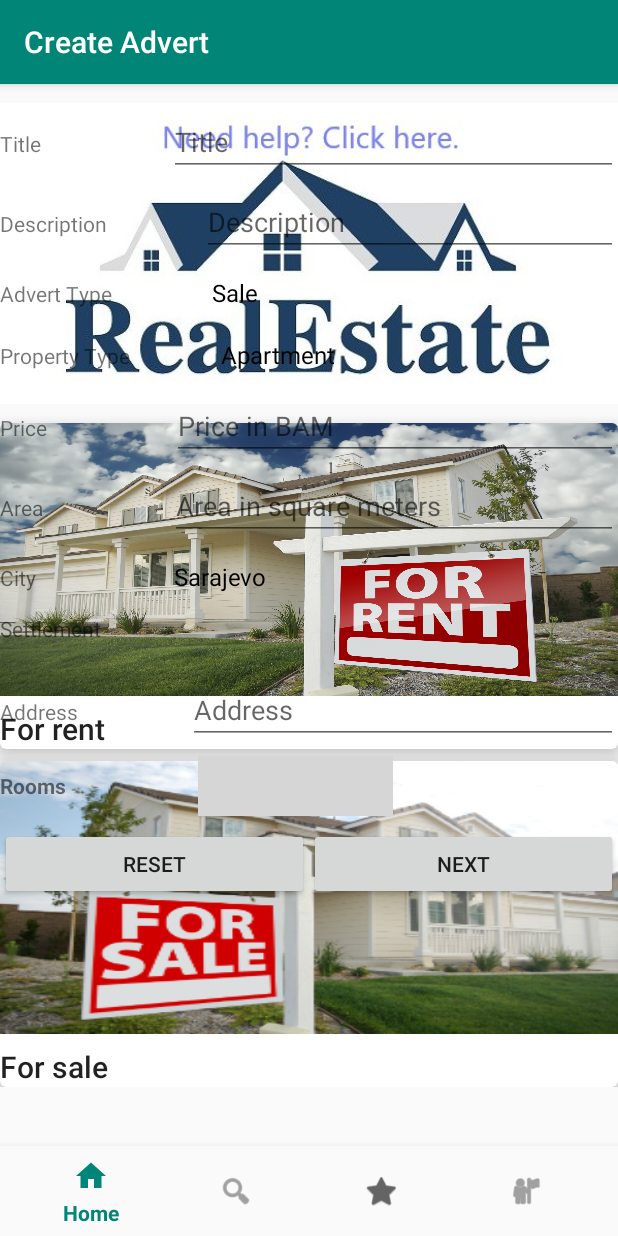
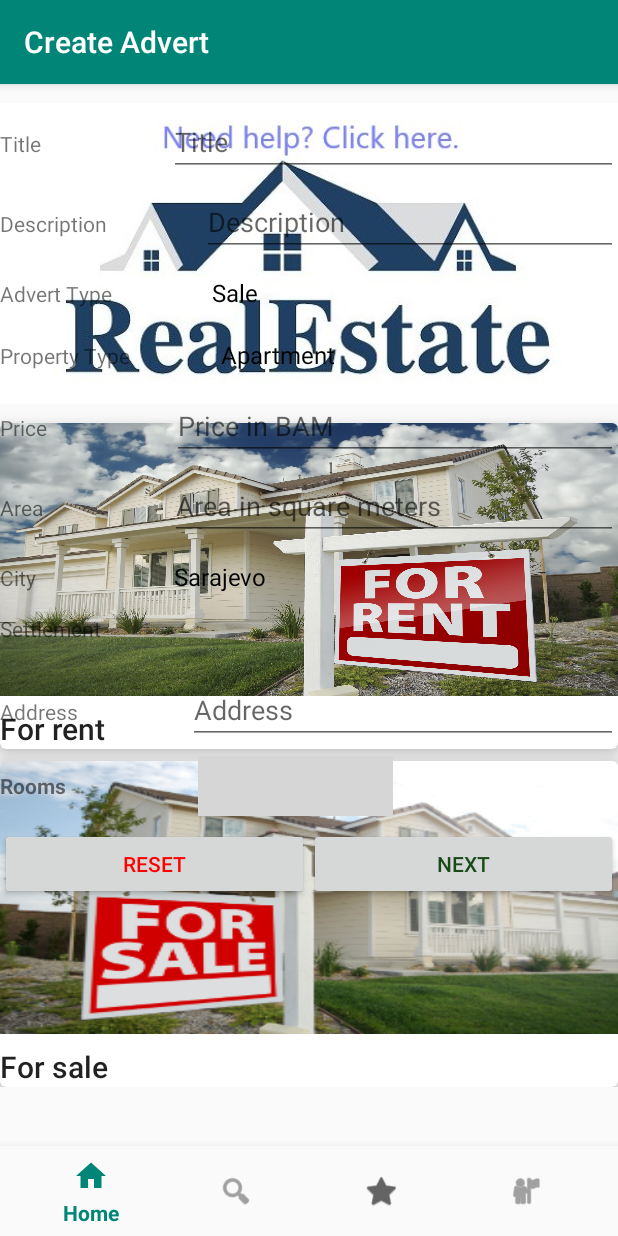
Before and after one commit to vildanap/real_estate, an Android app: the fragment AdvertCreateFragment placed in its activity, on a phone screen of 412 x 824 dp. Run offline under Robolectric (Android 15) with nearby library versions, the phone set to English and light mode, and no system bars; libraries missing offline, so code that uses them is left out: com.travijuu.numberpicker; plain views replace NumberPicker; 1 statement that could not run was skipped; grey boxes are pictures that could not be loaded.

Commit message:
create advert change

```diff
--- a/app/src/main/java/com/draos/nekretnine/nekretnineui/MainActivity.java
+++ b/app/src/main/java/com/draos/nekretnine/nekretnineui/MainActivity.java
@@ -30,7 +30,8 @@ public class MainActivity extends AppCompatActivity implements
         EditProfileFragment.OnFragmentInteractionListener,
         AdvertCreateFragment.OnFragmentInteractionListener,
         UploadImagesFragment.OnFragmentInteractionListener,
-        HelpFragment.OnFragmentInteractionListener{
+        HelpFragment.OnFragmentInteractionListener,
+        MyAdvertsFragment.OnFragmentInteractionListener{
 
     private ActionBar toolbar;
     private BottomNavigationView navigation;
--- a/app/src/main/java/com/draos/nekretnine/nekretnineui/Services/RealEstateServiceGenerator.java
+++ b/app/src/main/java/com/draos/nekretnine/nekretnineui/Services/RealEstateServiceGenerator.java
@@ -9,8 +9,8 @@ import retrofit2.converter.gson.GsonConverterFactory;
 
 public class RealEstateServiceGenerator {
 
-   private static final String BASE_URL = "http://10.0.2.2:8080/";
-    //private static final String BASE_URL = "http://192.168.1.112:8080/";
+   //private static final String BASE_URL = "http://10.0.2.2:8080/";
+    private static final String BASE_URL = "http://192.168.1.112:8080/";
 
     private static Retrofit.Builder builder
             = new Retrofit.Builder()
--- a/app/src/main/res/layout/fragment_create_advertise.xml
+++ b/app/src/main/res/layout/fragment_create_advertise.xml
@@ -183,11 +183,13 @@
         <Button
                 android:text="Reset"
                 android:layout_width="wrap_content"
-                android:layout_height="wrap_content" android:id="@+id/buttonResetAdvert" android:layout_weight="1"/>
+                android:layout_height="wrap_content" android:id="@+id/buttonResetAdvert" android:layout_weight="1"
+                android:textColor="@color/colorRed"/>
         <Button
                 android:text="Next"
                 android:layout_width="wrap_content"
-                android:layout_height="wrap_content" android:id="@+id/buttonCreateAdvert" android:layout_weight="1"/>
+                android:layout_height="wrap_content" android:id="@+id/buttonCreateAdvert" android:layout_weight="1"
+                android:textColor="@color/colorAccent"/>
     </LinearLayout>
     <LinearLayout
             xmlns:numberpicker="http://schemas.android.com/apk/res-auto"
--- /dev/null
+++ b/app/src/main/res/layout/fragment_myadverts.xml
@@ -0,0 +1,6 @@
+<?xml version="1.0" encoding="utf-8"?>
+<android.support.constraint.ConstraintLayout xmlns:android="http://schemas.android.com/apk/res/android"
+                                             android:layout_width="match_parent"
+                                             android:layout_height="match_parent">
+
+</android.support.constraint.ConstraintLayout>
--- a/app/src/main/res/layout/fragment_upload_photos.xml
+++ b/app/src/main/res/layout/fragment_upload_photos.xml
@@ -39,7 +39,8 @@
         <Button
                 android:text="Create"
                 android:layout_width="wrap_content"
-                android:layout_height="wrap_content" android:id="@+id/buttonCreateAd" android:layout_weight="1"/>
+                android:layout_height="wrap_content" android:id="@+id/buttonCreateAd" android:layout_weight="1"
+                android:textColor="@color/colorAccent"/>
     </LinearLayout>
 
 
--- a/app/src/main/res/values/colors.xml
+++ b/app/src/main/res/values/colors.xml
@@ -5,7 +5,7 @@
     <color name="colorAccent">#194b19</color>
     <color name="colorSwitch">#194b19</color>
     <color name="colorInfo">#4169e1</color>
-    <color name="colorRed">#FF0000	</color>
+    <color name="colorRed">#ff0000</color>
     <color name= "colorWhite">#FFFF</color>
 
 </resources>
```
Also changed, not shown: app/src/main/java/com/draos/nekretnine/nekretnineui/AdvertCreateFragment.java (+7 -2 lines), app/src/main/java/com/draos/nekretnine/nekretnineui/LoggedUserFragment.java (+13 -0 lines), app/src/main/java/com/draos/nekretnine/nekretnineui/MyAdvertsFragment.java (added, +58 -0 lines), app/src/main/java/com/draos/nekretnine/nekretnineui/UploadImagesFragment.java (+12 -4 lines).
